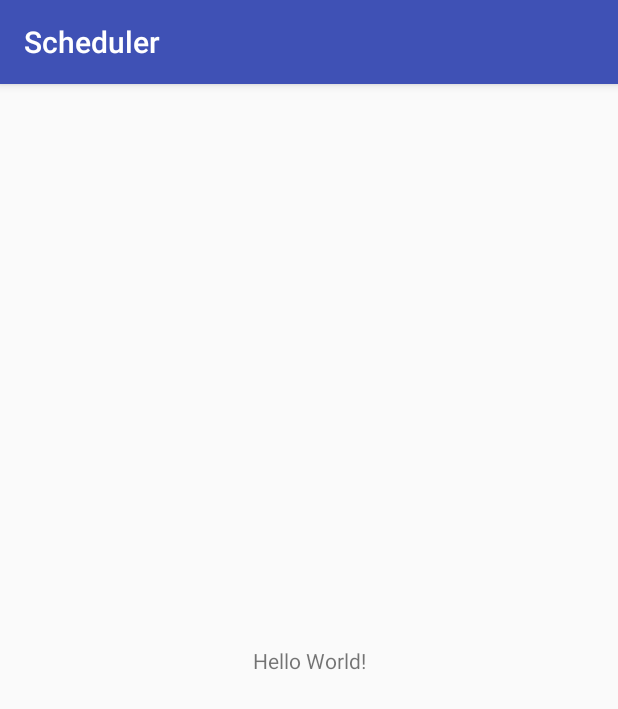
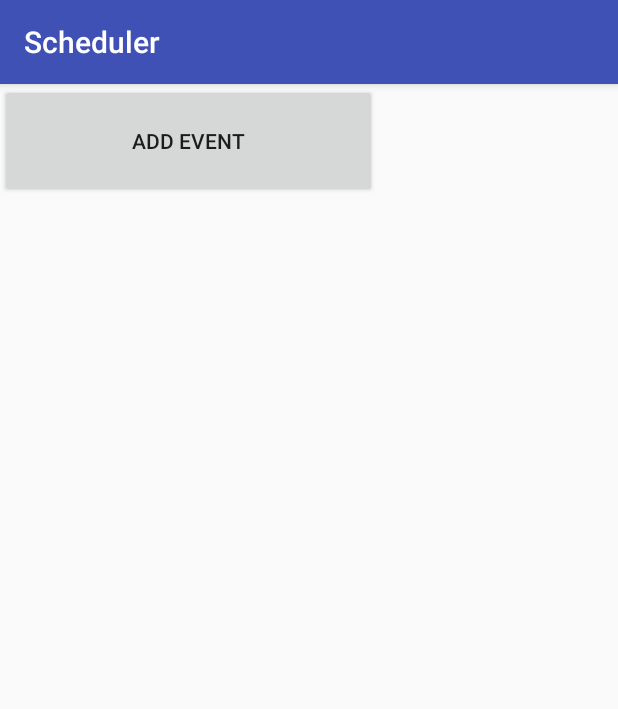
Before and after one commit to ParthSareen/PeacefulExpedition, an Android app: the screen it shows after launch (MainActivity), on a phone screen of 412 x 824 dp. Shown: the top 709 px of the screen. Run offline under Robolectric (Android 15) with nearby library versions, the phone set to English and light mode, and no system bars; 3 statements that could not run were skipped.

Commit message:
Add testing data

```diff
--- a/Scheduler/app/src/main/res/layout/activity_main.xml
+++ b/Scheduler/app/src/main/res/layout/activity_main.xml
@@ -7,14 +7,13 @@
     android:layout_height="match_parent"
     tools:context="com.example.andrewwang.scheduler.MainActivity">
 
-    <TextView
-        android:id="@+id/sample_text"
-        android:layout_width="wrap_content"
-        android:layout_height="wrap_content"
-        android:text="Hello World!"
-        app:layout_constraintBottom_toBottomOf="parent"
-        app:layout_constraintLeft_toLeftOf="parent"
-        app:layout_constraintRight_toRightOf="parent"
-        app:layout_constraintTop_toTopOf="parent" />
+    <Button
+        android:id="@+id/Recording"
+        android:layout_width="251dp"
+        android:layout_height="76dp"
+        android:shadowColor="@android:color/holo_red_dark"
+        android:text="Add Event"
+        tools:layout_editor_absoluteX="67dp"
+        tools:layout_editor_absoluteY="101dp" />
 
 </android.support.constraint.ConstraintLayout>
```
Also changed, not shown: 2 other files.
